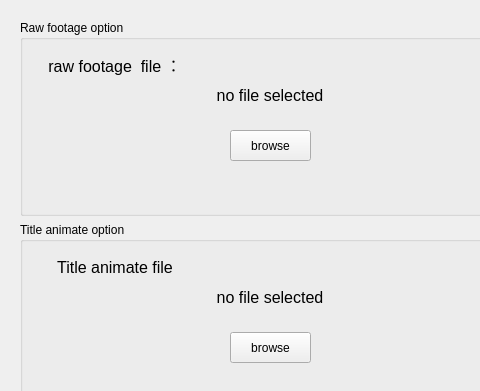
The window that main.ui (Rushyuheng/video_auto_editor) describes before a commit, drawn with Qt 5; both pictures show x 0 to 480 and y 0 to 391 of the 1124 by 859 pixel window.
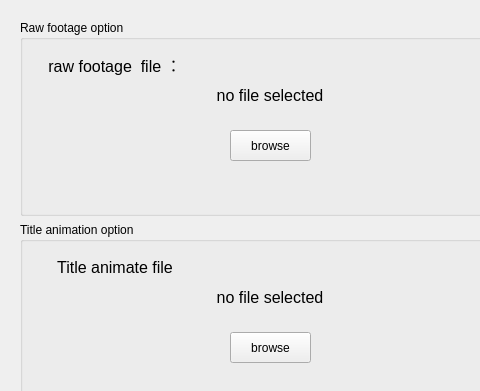
The same window after the commit.

Commit message: UI typo revise

The edit to the form file:
```diff
--- a/main.ui
+++ b/main.ui
@@ -293,7 +293,7 @@
     <item>
      <widget class="QGroupBox" name="groupBox">
       <property name="title">
-       <string>Title animate option</string>
+       <string>Title animation option</string>
       </property>
       <widget class="QPushButton" name="choose_animate">
        <property name="geometry">
```
